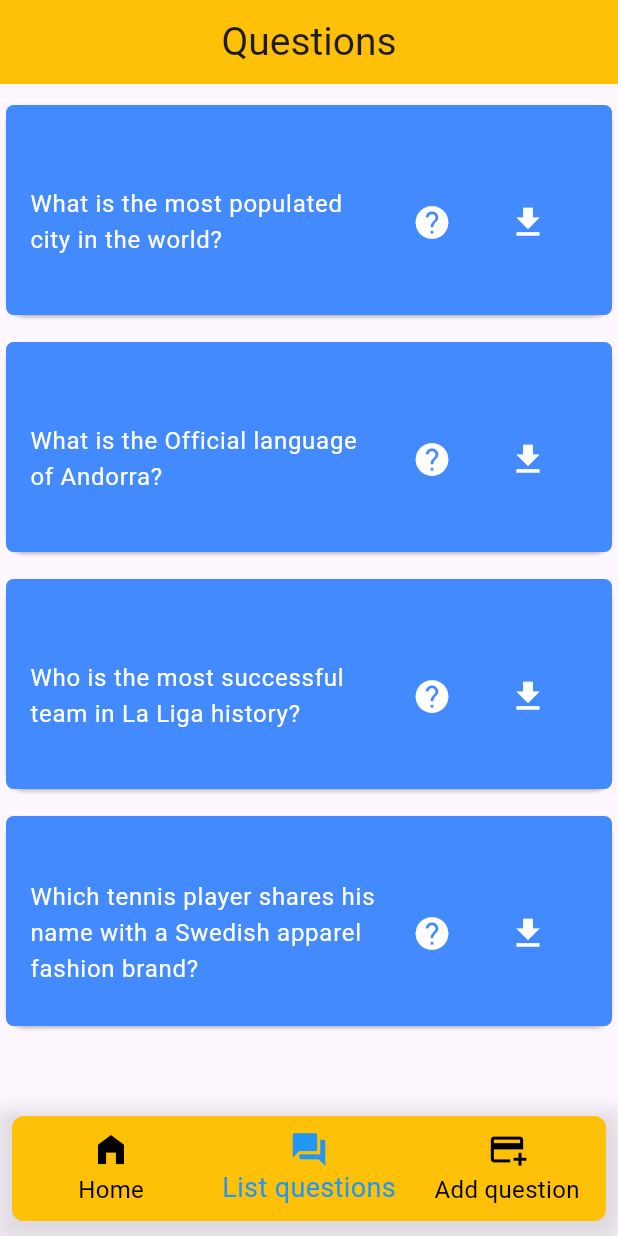
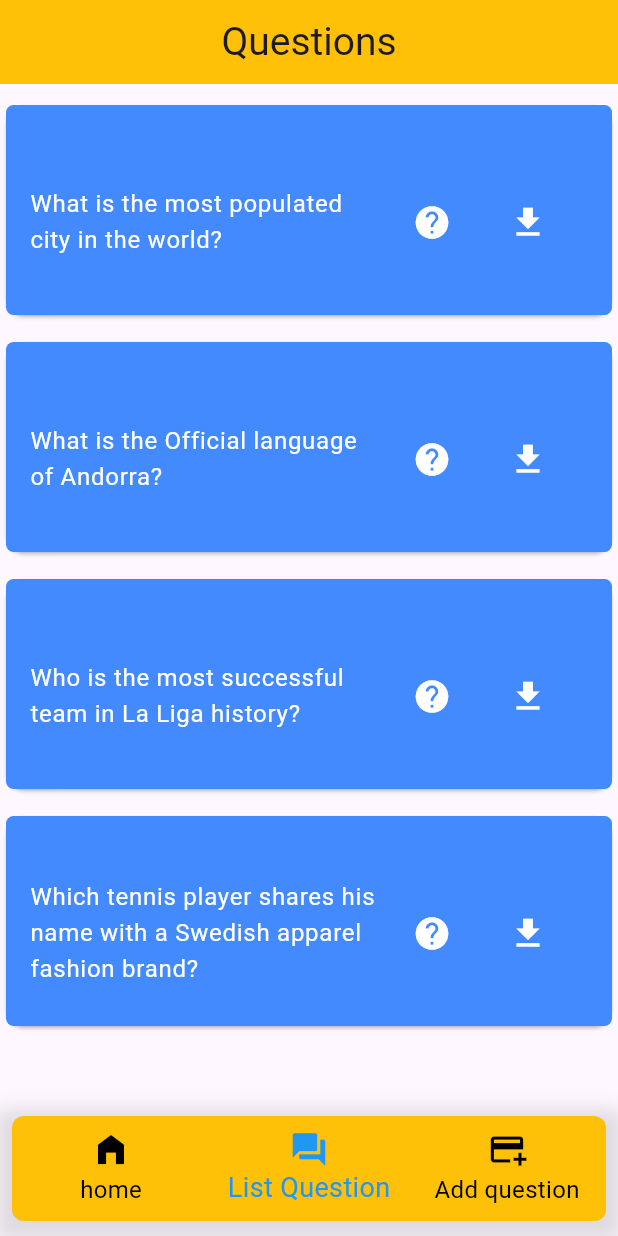
Before and after one commit to PaulMatencio/quiz, a Flutter app: the screen it shows after launch, item 2 of the bottom bar chosen, on a phone screen of 412 x 824 dp. Run offline on Flutter 3.47's test engine with Material 3 defaults, Android fonts, the phone set to English and light mode, and no system bars; network calls fail.

Commit message:
update navigation dart programming

```diff
--- /dev/null
+++ b/lib/models/destinations.dart
@@ -0,0 +1,9 @@
+
+
+import 'package:flutter/cupertino.dart';
+
+class Destination {
+  Icon icon;
+  String label;
+  Destination({required this.icon,required this.label});
+}
--- a/lib/presentation/list/listItem.dart
+++ b/lib/presentation/list/listItem.dart
@@ -86,22 +86,6 @@ class _ListItemState extends State<ListItem> {
                         )),
                   ],
                 )),
-           /*
-            leading: Checkbox(
-              side: const BorderSide(
-                color: Colors.black,
-                width: 3.0,
-              ),
-              // shape: const Rect(),
-              checkColor: Colors.red,
-              activeColor: Colors.yellow,
-              value: _isSelected,
-              onChanged: (value) {
-                setState(() {
-                  _isSelected = value ?? false;
-                });
-              },
-              */
             ),
           ),
       );
--- a/lib/presentation/list/listItemHorizontal.dart
+++ b/lib/presentation/list/listItemHorizontal.dart
@@ -15,7 +15,6 @@ class ListItemHorizontal extends StatefulWidget {
 }
 
 class _ListItemHorizontalState extends State<ListItemHorizontal> {
-
   String state = '';
   setIndex() {
     setState(() {
--- a/lib/presentation/list/listQuestionsScreen.dart
+++ b/lib/presentation/list/listQuestionsScreen.dart
@@ -12,7 +12,6 @@ class ListQuestionsScreen extends StatelessWidget {
 
   @override
   Widget build(BuildContext context) {
-    // List<Question> questions = createQuestionsList();
     final size = MediaQuery.of(context).size;
     final isHorizontal = isLargeScreen(size.width);
 
--- a/lib/presentation/rootBottomNavigationBar.dart
+++ b/lib/presentation/rootBottomNavigationBar.dart
@@ -3,6 +3,7 @@ import 'package:flutter/material.dart';
 import 'package:taskf9/main.dart';
 import 'package:taskf9/presentation/add/addQuestionScreen.dart';
 import 'package:taskf9/presentation/home/myHomeScreen.dart';
+import '../models/destinations.dart';
 import '../models/questions.dart';
 import 'list/listQuestionsScreen.dart';
 
@@ -18,35 +19,18 @@ class RootBottomNavigationBar extends StatefulWidget {
 
 class _RootBottomNavigationBarState extends State<RootBottomNavigationBar> {
   int currentIndex = 0;
+
   @override
   Widget build(BuildContext context) {
-    const Icon homeIcon = Icon(Icons.home_filled, size: 26);
-    const Icon listIcon = Icon(Icons.question_answer, size: 26);
-    const Icon addIcon = Icon(Icons.add_card, size: 26);
-
-    const homeLabel = 'Home';
-    const listLabel = 'List questions';
-    const addLabel = 'Add question';
-
-    //   navigation bar  for  mobile
-    const List<BottomNavigationBarItem> items = [
-      BottomNavigationBarItem(icon: homeIcon, label: homeLabel),
-      BottomNavigationBarItem(icon: listIcon, label: listLabel),
-      BottomNavigationBarItem(icon: addIcon, label: addLabel),
-    ];
-
-    //  navigation bar for tablet
-    const List<NavigationRailDestination> tabletItems = [
-      NavigationRailDestination(icon: homeIcon, label: Text(homeLabel)),
-      NavigationRailDestination(icon: listIcon, label: Text(listLabel)),
-      NavigationRailDestination(icon: addIcon, label: Text(addLabel)),
+    List<Destination> destinations =[
+      Destination(icon: const Icon(Icons.home_filled,size:26), label: 'home'),
+      Destination(icon: const Icon(Icons.question_answer,size:26),label: 'List Question'),
+      Destination(icon: const Icon(Icons.add_card,size:26), label: 'Add question')
     ];
 
     // Route
     List<Widget> getIndexedStackChildren({required List<Question> questions})
     {
-
-
       return [
         MyHomeScreen(isLargeDevice: MyApp.isLargeDevice),
         ListQuestionsScreen(questions: questions,isLargeDevice: MyApp.isLargeDevice),
@@ -72,7 +56,9 @@ class _RootBottomNavigationBarState extends State<RootBottomNavigationBar> {
           child: ClipRRect(
             borderRadius: BorderRadius.circular(8),
             child: BottomNavigationBar(
-              items: items,
+              items: destinations.map(
+                      (Destination  destination) => BottomNavigationBarItem(icon: destination.icon,label:destination.label)
+              ).toList(),
               currentIndex: currentIndex,
               onTap: navBarNavigate,
               elevation: 10,
@@ -104,7 +90,8 @@ class _RootBottomNavigationBarState extends State<RootBottomNavigationBar> {
 
                 // minExtendedWidth: 70,
                 // extended: true,
-                destinations: tabletItems,
+                destinations: destinations.map((Destination destination )=> NavigationRailDestination(icon: destination.icon, label: Text(destination.label))
+                ).toList(),
                 selectedIndex: currentIndex,
                 onDestinationSelected: navBarNavigate,
                 labelType: NavigationRailLabelType.selected,
```
